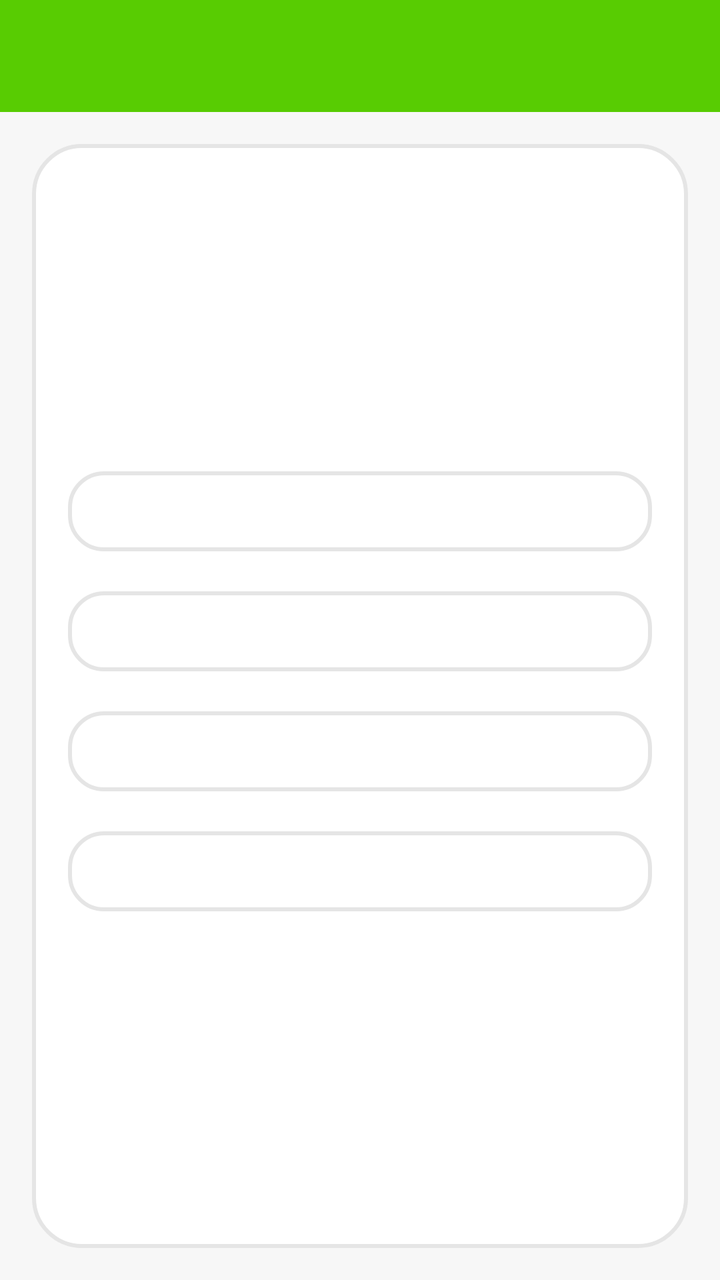
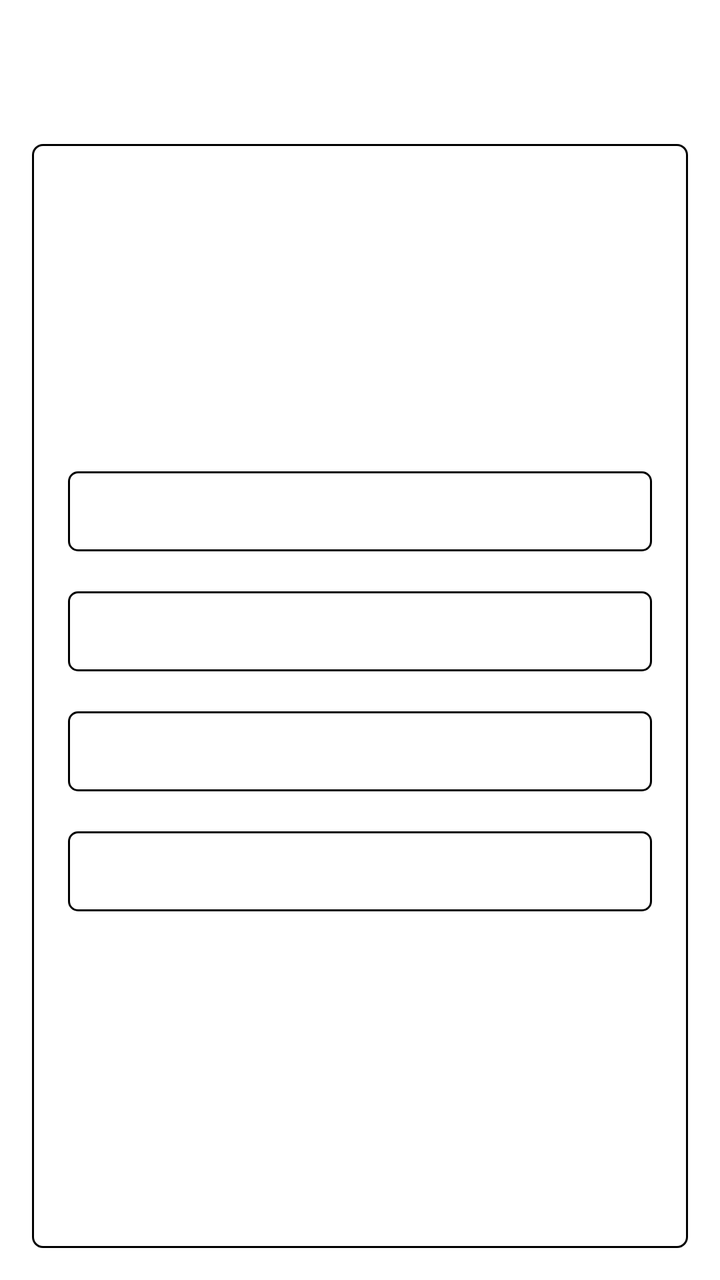

Two renders of the same Android screen: before a commit and after it. Below are the layout's source before the change and the commit's diff.
<!-- AndroidManifest.xml: application theme Theme.NihongoBeginner -->
<!-- res/layout/activity_number_game.xml -->
<?xml version="1.0" encoding="utf-8"?>
<LinearLayout xmlns:android="http://schemas.android.com/apk/res/android"
    xmlns:app="http://schemas.android.com/apk/res-auto"
    xmlns:tools="http://schemas.android.com/tools"
    android:layout_width="match_parent"
    android:layout_height="match_parent"
    android:background="@color/surface"
    android:orientation="vertical">

    <com.google.android.material.appbar.MaterialToolbar
        android:id="@+id/toolbar"
        android:layout_width="match_parent"
        android:layout_height="?actionBarSize"
        android:background="@color/colorPrimary"
        app:titleTextColor="@android:color/white" />

    <LinearLayout
        android:layout_width="match_parent"
        android:layout_height="0dp"
        android:layout_weight="1"
        android:layout_margin="16dp"
        android:background="@drawable/bg_white_round"
        android:orientation="vertical"
        android:padding="18dp">

        <TextView
            android:id="@+id/tvNumScore"
            android:layout_width="match_parent"
            android:layout_height="wrap_content"
            android:gravity="center"
            android:layout_marginBottom="8dp"
            android:textColor="@color/colorPrimaryDark"
            android:textSize="16sp"
            android:textStyle="bold" />

        <TextView
            android:id="@+id/tvNumQuestion"
            android:layout_width="match_parent"
            android:layout_height="wrap_content"
            android:gravity="center"
            android:layout_marginBottom="8dp"
            android:textColor="@color/onSurfaceMuted"
            android:textSize="16sp" />

        <TextView
            android:id="@+id/tvNumDisplay"
            android:layout_width="match_parent"
            android:layout_height="wrap_content"
            android:gravity="center"
            android:layout_marginBottom="16dp"
            android:textColor="@color/onSurface"
            android:textSize="48sp"
            android:textStyle="bold" />

        <Button
            android:id="@+id/btnNumOpt0"
            style="@style/App.Button.Outlined"
            android:layout_width="match_parent"
            android:layout_height="wrap_content"
            android:layout_marginBottom="8dp" />

        <Button
            android:id="@+id/btnNumOpt1"
            style="@style/App.Button.Outlined"
            android:layout_width="match_parent"
            android:layout_height="wrap_content"
            android:layout_marginBottom="8dp" />

        <Button
            android:id="@+id/btnNumOpt2"
            style="@style/App.Button.Outlined"
            android:layout_width="match_parent"
            android:layout_height="wrap_content"
            android:layout_marginBottom="8dp" />

        <Button
            android:id="@+id/btnNumOpt3"
            style="@style/App.Button.Outlined"
            android:layout_width="match_parent"
            android:layout_height="wrap_content"
            android:layout_marginBottom="8dp" />

        <TextView
            android:id="@+id/tvNumFeedback"
            android:layout_width="match_parent"
            android:layout_height="wrap_content"
            android:gravity="center"
            android:layout_marginTop="8dp"
            android:textSize="14sp"
            android:visibility="gone" />

    </LinearLayout>

    <LinearLayout
        android:id="@+id/layoutNumResult"
        android:layout_width="match_parent"
        android:layout_height="match_parent"
        android:gravity="center"
        android:orientation="vertical"
        android:padding="32dp"
        android:visibility="gone">

        <TextView
            android:id="@+id/tvNumFinalScore"
            android:layout_width="match_parent"
            android:layout_height="wrap_content"
            android:gravity="center"
            android:layout_marginBottom="16dp"
            android:textColor="@color/colorPrimary"
            android:textSize="32sp"
            android:textStyle="bold" />

        <Button
            android:id="@+id/btnNumReplay"
            android:layout_width="match_parent"
            android:layout_height="wrap_content"
            android:layout_marginBottom="8dp"
            android:text="שחק שוב" />

        <Button
            android:id="@+id/btnNumBack"
            style="@style/App.Button.Outlined"
            android:layout_width="match_parent"
            android:layout_height="wrap_content"
            android:text="חזור לשיעור" />

    </LinearLayout>

</LinearLayout>
<!-- resources referenced by this layout -->
<resources>
  <color name="colorPrimary">#58CC02</color>
  <color name="colorPrimaryDark">#46A302</color>
  <color name="onSurface">#3C3C3C</color>
  <color name="onSurfaceMuted">#777777</color>
  <color name="surface">#F7F7F7</color>
  <!-- drawable bg_white_round (drawable) -->
  <?xml version="1.0" encoding="utf-8"?>
  <shape xmlns:android="http://schemas.android.com/apk/res/android">
      <solid android:color="@color/white" />
      <stroke
          android:width="2dp"
          android:color="@color/dividerSoft" />
      <corners android:radius="24dp" />
  </shape>
  <style name="App.Button.Outlined" parent="Widget.MaterialComponents.Button.OutlinedButton">
          <item name="cornerRadius">18dp</item>
          <item name="android:minHeight">52dp</item>
          <item name="android:textAllCaps">false</item>
          <item name="android:textStyle">bold</item>
          <item name="strokeColor">@color/dividerSoft</item>
          <item name="strokeWidth">2dp</item>
          <item name="backgroundTint">@color/white</item>
          <item name="android:textColor">@color/onSurface</item>
      </style>
  <style name="Theme.NihongoBeginner" parent="Theme.MaterialComponents.DayNight.DarkActionBar">
          <item name="colorPrimary">@color/colorPrimary</item>
          <item name="colorPrimaryVariant">@color/colorPrimaryVariant</item>
          <item name="colorOnPrimary">@color/colorOnPrimary</item>
          <item name="colorSecondary">@color/colorSecondary</item>
          <item name="colorOnSecondary">@color/colorOnSecondary</item>
          <item name="android:colorBackground">@color/background</item>
          <item name="colorSurface">@color/surface</item>
          <item name="colorOnSurface">@color/onSurface</item>
          <item name="materialButtonStyle">@style/App.Button</item>
          <item name="windowActionBar">false</item>
          <item name="windowNoTitle">true</item>
          <item name="android:windowSoftInputMode">adjustResize</item>
      </style>
  <color name="white">#FFFFFF</color>
  <color name="dividerSoft">#E5E5E5</color>
  <color name="colorPrimaryVariant">#89E219</color>
  <color name="colorOnPrimary">#FFFFFF</color>
  <color name="colorSecondary">#1CB0F6</color>
  <color name="colorOnSecondary">#FFFFFF</color>
  <color name="background">#F7F7F7</color>
  <style name="App.Button" parent="Widget.MaterialComponents.Button">
          <item name="cornerRadius">18dp</item>
          <item name="android:minHeight">52dp</item>
          <item name="android:textAllCaps">false</item>
          <item name="android:textStyle">bold</item>
          <item name="backgroundTint">@color/colorPrimary</item>
          <item name="android:textColor">@color/white</item>
      </style>
</resources>

<!-- the commit's change to res/layout/activity_number_game.xml (unified diff, before → after) -->
@@ -11,8 +11,9 @@
         android:id="@+id/toolbar"
         android:layout_width="match_parent"
         android:layout_height="?actionBarSize"
-        android:background="@color/colorPrimary"
-        app:titleTextColor="@android:color/white" />
+        android:background="@color/white"
+        app:navigationIconTint="@color/colorPrimary"
+        app:titleTextColor="@color/colorPrimary" />
 
     <LinearLayout
         android:layout_width="match_parent"
<!-- resource entries referenced after the edit -->
@@ -1,26 +1,26 @@
 <!-- resources referenced by this layout -->
 <resources>
-  <color name="colorPrimary">#58CC02</color>
-  <color name="colorPrimaryDark">#46A302</color>
-  <color name="onSurface">#3C3C3C</color>
-  <color name="onSurfaceMuted">#777777</color>
-  <color name="surface">#F7F7F7</color>
+  <color name="colorPrimary">#AA2906</color>
+  <color name="colorPrimaryDark">#7E1E04</color>
+  <color name="onSurface">#000000</color>
+  <color name="onSurfaceMuted">#4C4C4C</color>
+  <color name="surface">#FFFFFF</color>
   <!-- drawable bg_white_round (drawable) -->
   <?xml version="1.0" encoding="utf-8"?>
   <shape xmlns:android="http://schemas.android.com/apk/res/android">
       <solid android:color="@color/white" />
       <stroke
-          android:width="2dp"
-          android:color="@color/dividerSoft" />
-      <corners android:radius="24dp" />
+          android:width="1dp"
+          android:color="@color/black" />
+      <corners android:radius="5dp" />
   </shape>
   <style name="App.Button.Outlined" parent="Widget.MaterialComponents.Button.OutlinedButton">
-          <item name="cornerRadius">18dp</item>
+          <item name="cornerRadius">5dp</item>
           <item name="android:minHeight">52dp</item>
           <item name="android:textAllCaps">false</item>
           <item name="android:textStyle">bold</item>
-          <item name="strokeColor">@color/dividerSoft</item>
-          <item name="strokeWidth">2dp</item>
+          <item name="strokeColor">@color/black</item>
+          <item name="strokeWidth">1dp</item>
           <item name="backgroundTint">@color/white</item>
           <item name="android:textColor">@color/onSurface</item>
       </style>
@@ -38,20 +38,22 @@
           <item name="windowNoTitle">true</item>
           <item name="android:windowSoftInputMode">adjustResize</item>
       </style>
+  <color name="black">#000000</color>
   <color name="white">#FFFFFF</color>
-  <color name="dividerSoft">#E5E5E5</color>
-  <color name="colorPrimaryVariant">#89E219</color>
+  <color name="colorPrimaryVariant">#B62007</color>
   <color name="colorOnPrimary">#FFFFFF</color>
-  <color name="colorSecondary">#1CB0F6</color>
+  <color name="colorSecondary">#000000</color>
   <color name="colorOnSecondary">#FFFFFF</color>
-  <color name="background">#F7F7F7</color>
+  <color name="background">#FFFFFF</color>
   <style name="App.Button" parent="Widget.MaterialComponents.Button">
-          <item name="cornerRadius">18dp</item>
+          <item name="cornerRadius">5dp</item>
           <item name="android:minHeight">52dp</item>
           <item name="android:textAllCaps">false</item>
           <item name="android:textStyle">bold</item>
           <item name="backgroundTint">@color/colorPrimary</item>
           <item name="android:textColor">@color/white</item>
+          <item name="strokeColor">@color/black</item>
+          <item name="strokeWidth">1dp</item>
       </style>
 </resources>
 
